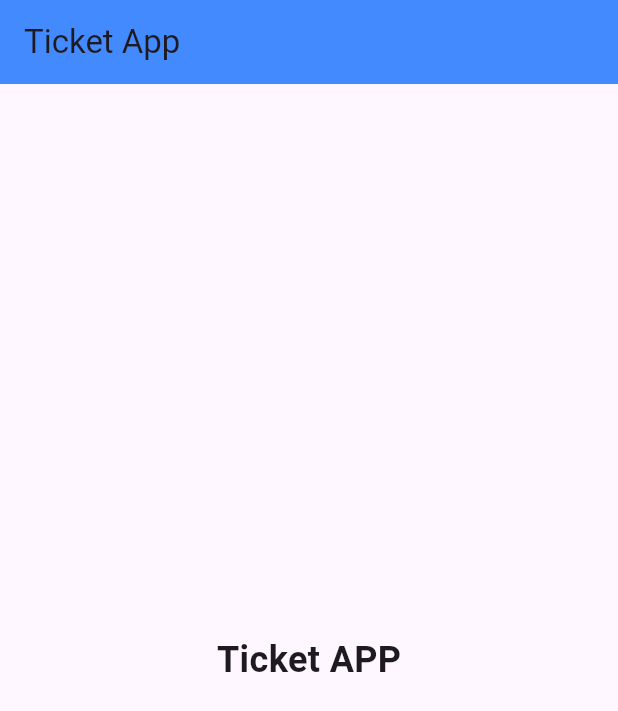
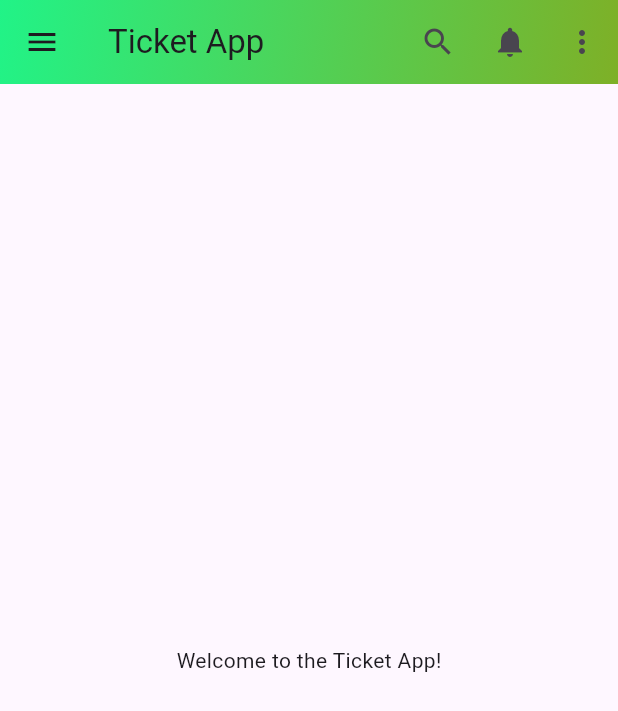
Before and after one commit to Harsha24798/ticket_app, a Flutter app: the screen it shows after launch, on a phone screen of 412 x 824 dp. Shown: the top 711 px of the screen. Run offline on Flutter 3.47's test engine with Material 3 defaults, Android fonts, the phone set to English and light mode, and no system bars.

Commit message:
Refactor main.dart to improve structure and enhance UI elements in MyHomePage

```diff
--- a/lib/main.dart
+++ b/lib/main.dart
@@ -10,17 +10,58 @@ class MyApp extends StatelessWidget {
   @override
   Widget build(BuildContext context) {
     return MaterialApp(
-      home: Scaffold(
-        appBar: AppBar(
-          title: Text('Ticket App'),
-          backgroundColor: Colors.blueAccent,
+      home: MyHomePage()
+    );
+  }
+}
+
+class MyHomePage extends StatelessWidget {
+  const MyHomePage({super.key});
+
+  @override
+  Widget build(BuildContext context) {
+    return Scaffold(
+      appBar: AppBar(
+        leading: IconButton(
+          icon: Icon(Icons.menu),
+          onPressed: () {
+            // Handle menu button press
+          },
         ),
-        body: Center(
-          child: Text(
-            'Ticket APP',
-            style: TextStyle(fontSize: 24, fontWeight: FontWeight.bold),
+        actions: [
+          IconButton(
+            icon: Icon(Icons.search),
+            onPressed: () {
+              // Handle search button press
+            },
+          ),
+          IconButton(
+            icon: Icon(Icons.notifications),
+            onPressed: () {
+              // Handle notifications button press
+            },
+          ),
+          IconButton(
+            icon: Icon(Icons.more_vert),
+            onPressed: () {
+              // Handle notifications button press
+            },
+          ),
+        ],
+        flexibleSpace: Container(
+          decoration: BoxDecoration(
+            gradient: LinearGradient(
+              colors: [const Color.fromARGB(255, 33, 243, 135), const Color.fromARGB(255, 126, 176, 39)],
+              begin: Alignment.topLeft,
+              end: Alignment.bottomRight,
+            ),
           ),
         ),
+        title: Text('Ticket App'),
+        backgroundColor: Colors.blueAccent,
+      ),
+      body: Center(
+        child: Text('Welcome to the Ticket App!'),
       ),
     );
   }
```
